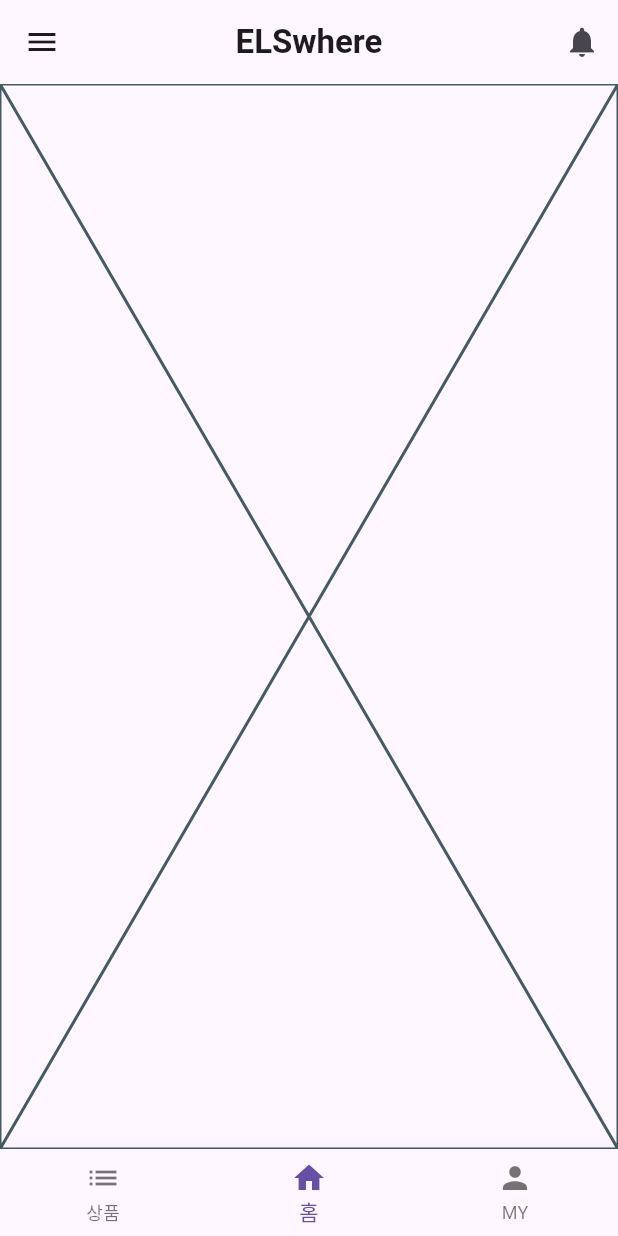
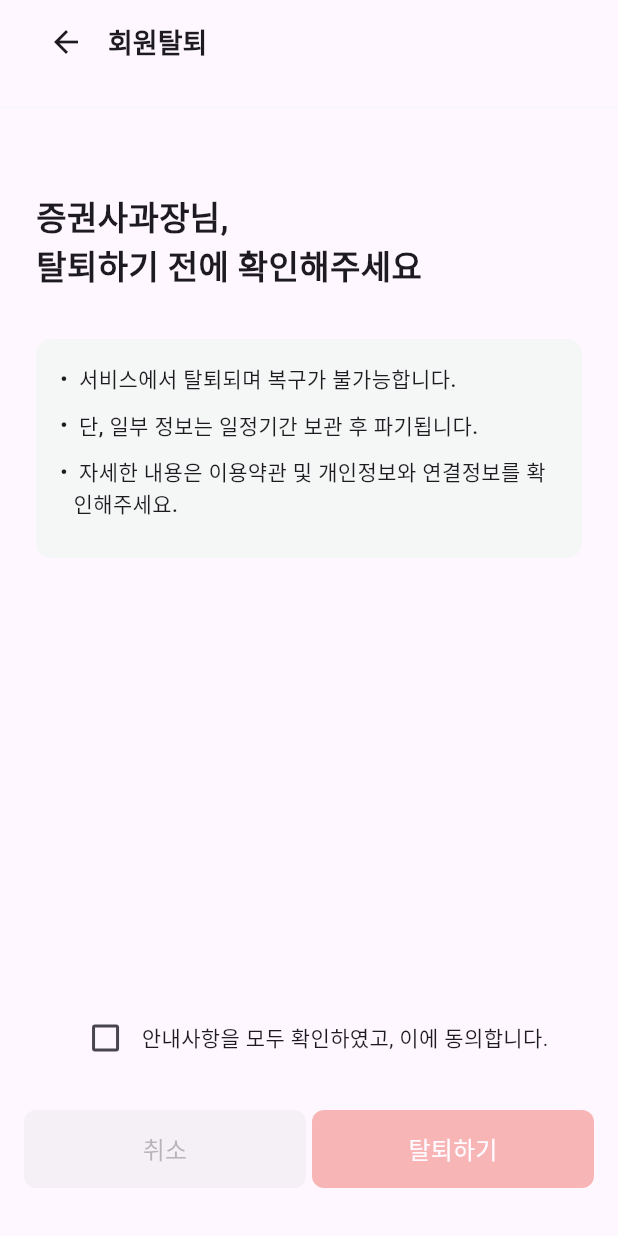
Before and after one commit to SWM-WeLike2Coding/ELSwhere-mobile, a Flutter app: the screen it shows after launch, on a phone screen of 412 x 824 dp. Run offline on Flutter 3.47's test engine with Material 3 defaults, Android fonts, the phone set to English and light mode, and no system bars; our stand-ins replace dio, dropdown_button2, flutter_dotenv, google_fonts, marquee, retrofit and 1 more; generated files the repository leaves out were written again; Roboto replaces fonts that are missing (Pretendard).

Commit message:
feat: 회원탈퇴 화면 UI 구성

```diff
--- a/lib/config/app_resource.dart
+++ b/lib/config/app_resource.dart
@@ -56,5 +56,6 @@ const edgeInsetsAll4 = EdgeInsets.all(4);
 const edgeInsetsAll8 = EdgeInsets.all(8);
 const edgeInsetsAll12 = EdgeInsets.all(12);
 const edgeInsetsAll16 = EdgeInsets.all(16);
+const edgeInsetsAll24 = EdgeInsets.all(24);
 
 const borderRadiusCircular10 = BorderRadius.all(Radius.circular(10));
--- a/lib/main.dart
+++ b/lib/main.dart
@@ -5,6 +5,7 @@ import 'package:elswhere/data/providers/els_product_provider.dart';
 import 'package:elswhere/data/providers/els_products_provider.dart';
 import 'package:elswhere/data/services/els_product_service.dart';
 import 'package:elswhere/ui/screens/main_screen.dart';
+import 'package:elswhere/ui/screens/member_quit_screen.dart';
 import 'package:flutter/material.dart';
 import 'package:flutter_localizations/flutter_localizations.dart';
 import 'package:provider/provider.dart';
@@ -53,7 +54,8 @@ class ELSwhere extends StatelessWidget {
           primarySwatch: Colors.purple,
           textTheme: textTheme,
         ),
-        home: MainScreen(),
+        // home: MainScreen(),
+        home: MemberQuitScreen(),
       ),
     );
   }
--- /dev/null
+++ b/lib/ui/screens/member_quit_screen.dart
@@ -0,0 +1,229 @@
+import 'package:flutter/material.dart';
+import 'package:google_fonts/google_fonts.dart';
+
+import '../../config/app_resource.dart';
+
+class MemberQuitScreen extends StatefulWidget {
+  const MemberQuitScreen({super.key});
+
+  @override
+  State<MemberQuitScreen> createState() => _MemberQuitScreenState();
+}
+
+class _MemberQuitScreenState extends State<MemberQuitScreen> {
+  String _dummyMemberName = "증권사과장님";
+  bool _isAgreeBtnChecked = false;
+
+  @override
+  Widget build(BuildContext context) {
+    return Scaffold(
+      appBar: PreferredSize(
+        preferredSize: Size.fromHeight(72),
+        child: Container(
+          decoration: BoxDecoration(
+            border: Border(
+              bottom: BorderSide(
+                color: Color(0xFFF5F6F6),
+                width: 1,
+              )
+            )
+          ),
+          child: AppBar(
+            leading: Padding(
+              padding: const EdgeInsets.only(left: 24.0), // 좌측 패딩을 추가
+              child: Align(
+                alignment: Alignment.center, // 아이콘을 수직 가운데 정렬
+                child: IconButton(
+                  icon: Icon(Icons.arrow_back),
+                  onPressed: () {
+                    Navigator.pop(context);
+                  },
+                ),
+              ),
+            ),
+            title: Text(
+              "회원탈퇴",
+              style: TextStyle(
+                fontWeight: FontWeight.w600,
+                fontSize: 18,
+              ),
+            ),
+            centerTitle: false,
+          ),
+        ),
+      ),
+      body: Column(
+        children: [
+          Expanded(
+            child: Padding(
+              padding: edgeInsetsAll24,
+              child: Column(
+                crossAxisAlignment: CrossAxisAlignment.start,
+                children: [
+                  SizedBox(height: 32,),
+                  Text(
+                    "${_dummyMemberName},\n탈퇴하기 전에 확인해주세요",
+                    style: TextStyle(
+                      fontSize: 22,
+                      fontWeight: FontWeight.w600,
+                    ),
+                  ),
+                  SizedBox(height: 32,),
+                  Container(
+                    decoration: BoxDecoration(
+                      color: Color(0xFFF5F6F6),
+                      borderRadius: BorderRadius.circular(10.0),
+                    ),
+                    child: Padding(
+                      padding: edgeInsetsAll16,
+                      child: UnorderedList([
+                        " 서비스에서 탈퇴되며 복구가 불가능합니다.",
+                        " 단, 일부 정보는 일정기간 보관 후 파기됩니다.",
+                        " 자세한 내용은 이용약관 및 개인정보와 연결정보를 확인해주세요."
+                      ])
+                    ),
+                  ),
+                ],
+              ),
+            ),
+          ),
+          Row(
+            mainAxisAlignment: MainAxisAlignment.center,
+            children: [
+              Checkbox(
+                value: _isAgreeBtnChecked,
+                onChanged: (bool? value) {
+                  setState(() {
+                    _isAgreeBtnChecked = value ?? false;
+                  });
+                },
+                activeColor: Color(0xFF1C6BF9),
+              ),
+              Text(
+                "안내사항을 모두 확인하였고, 이에 동의합니다."
+              ),
+            ],
+          ),
+          SizedBox(height: 8,),
+          Container(
+            height: 100,
+            child: Padding(
+              padding: EdgeInsets.only(left: 16, right: 16, top: 16, bottom: 32),
+              child: Row(
+                mainAxisAlignment: MainAxisAlignment.spaceBetween,
+                children: [
+                  Expanded(
+                    child: SizedBox(
+                      height: double.infinity,
+                      child: Opacity(
+                        opacity: _isAgreeBtnChecked ? 1.0 : 0.4,
+                        child: ElevatedButton(
+                          style: ElevatedButton.styleFrom(
+                              backgroundColor: Color(0xFFE6E7E8),
+                              disabledBackgroundColor: Color(0xFFE6E7E8),
+                              shape: RoundedRectangleBorder(
+                                borderRadius: BorderRadius.circular(8),
+                              )
+                          ),
+                          onPressed: _isAgreeBtnChecked? () {
+                            // 첫 번째 버튼 눌렀을 때 동작
+                          } : null,
+                          child: Text(
+                            '취소',
+                            style: TextStyle(
+                              fontSize: 16,
+                              fontWeight: FontWeight.w500,
+                              color: Color(0xFF4C4F53),
+                            ),
+                          ),
+                        ),
+                      ),
+                    ),
+                  ),
+                  SizedBox(width: 4,),
+                  Expanded(
+                    child: SizedBox(
+                      height: double.infinity,
+                      child: Opacity(
+                        opacity: _isAgreeBtnChecked ? 1.0 : 0.4,
+                        child: ElevatedButton(
+                          style: ElevatedButton.styleFrom(
+                            backgroundColor: Color(0xFFEE5648),
+                            disabledBackgroundColor: Color(0xFFEE5648),
+                            shape: RoundedRectangleBorder(
+                              borderRadius: BorderRadius.circular(8),
+                            )
+                          ),
+                          onPressed: _isAgreeBtnChecked? () {
+                            // 두 번째 버튼 눌렀을 때 동작
+                          } : null,
+                          child: Text(
+                            '탈퇴하기',
+                            style: TextStyle(
+                              fontSize: 16,
+                              fontWeight: FontWeight.w500,
+                              color: Color(0xFFFFFFFF),
+                            ),
+                          ),
+                        ),
+                      ),
+                    ),
+                  ),
+                ],
+              ),
+            ),
+          ),
+        ],
+      ),
+    );
+  }
+}
+
+
+class UnorderedList extends StatelessWidget {
+  UnorderedList(this.texts);
+  final List<String> texts;
+
+  @override
+  Widget build(BuildContext context) {
+    var widgetList = <Widget>[];
+    for (var text in texts) {
+      // Add list item
+      widgetList.add(UnorderedListItem(text));
+      // Add space between items
+      widgetList.add(SizedBox(height: 10.0));
+    }
+
+    return Column(children: widgetList);
+  }
+}
+
+class UnorderedListItem extends StatelessWidget {
+  UnorderedListItem(this.text);
+  final String text;
+
+  @override
+  Widget build(BuildContext context) {
+    return Row(
+      crossAxisAlignment: CrossAxisAlignment.start,
+      children: <Widget>[
+        Text(
+          "• ",
+          style: TextStyle(
+            fontSize: 14,
+            fontWeight: FontWeight.w500,
+          ),
+        ),
+        Expanded(
+          child: Text(
+            text,
+            style: TextStyle(
+              fontSize: 14,
+              fontWeight: FontWeight.w500,
+            ),
+          ),
+        ),
+      ],
+    );
+  }
+}
```
